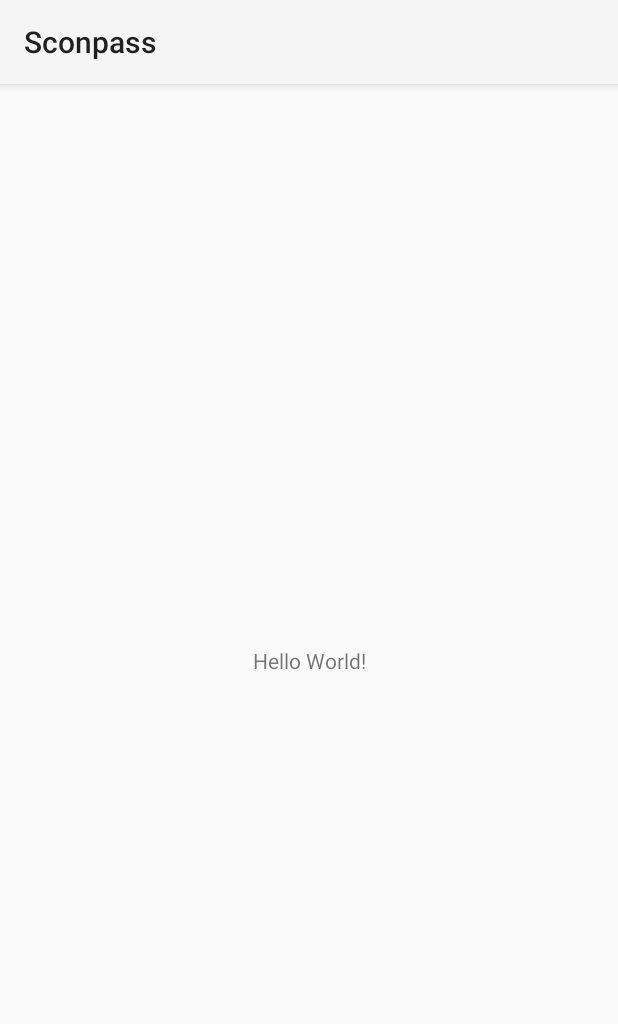
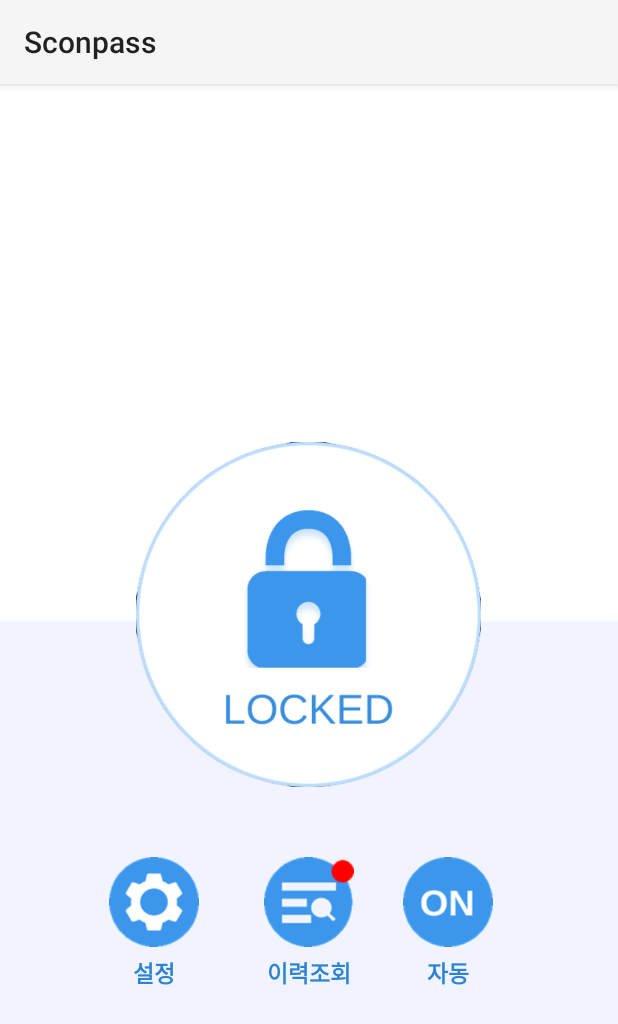
Before and after one commit to KJH1212/Scon_Pass, an Android app: the screen it shows after launch (MainActivity), on a phone screen of 412 x 824 dp. Shown: the top 1024 px of the screen. Run offline under Robolectric (Android 15) with nearby library versions, the phone set to English and light mode, and no system bars; Roboto replaces fonts that are not available here.

Commit message:
씨팔왜안되냐고 4/1

```diff
--- a/app/src/main/res/layout/activity_main.xml
+++ b/app/src/main/res/layout/activity_main.xml
@@ -4,15 +4,105 @@
     xmlns:tools="http://schemas.android.com/tools"
     android:layout_width="match_parent"
     android:layout_height="match_parent"
+    android:background="@drawable/back"
     tools:context=".MainActivity">
 
+    <ImageButton
+        android:id="@+id/imageButton3"
+        android:layout_width="230dp"
+        android:layout_height="230dp"
+        android:background="@drawable/lock"
+        android:scaleType="fitCenter"
+        app:layout_constraintBottom_toBottomOf="parent"
+        app:layout_constraintEnd_toEndOf="parent"
+        app:layout_constraintHorizontal_bias="0.497"
+        app:layout_constraintStart_toStartOf="parent"
+        app:layout_constraintTop_toTopOf="parent"
+        app:layout_constraintVertical_bias="0.443" />
+
+    <ImageButton
+        android:id="@+id/imageButton5"
+        android:layout_width="60dp"
+        android:layout_height="60dp"
+        android:background="@drawable/setting"
+        android:scaleType="fitCenter"
+        app:layout_constraintBottom_toBottomOf="parent"
+        app:layout_constraintEnd_toEndOf="parent"
+        app:layout_constraintHorizontal_bias="0.207"
+        app:layout_constraintStart_toStartOf="parent"
+        app:layout_constraintTop_toTopOf="parent"
+        app:layout_constraintVertical_bias="0.728" />
+
+    <ImageButton
+        android:id="@+id/imageButton7"
+        android:layout_width="60dp"
+        android:layout_height="60dp"
+        android:background="@drawable/on_off"
+        android:scaleType="fitCenter"
+        app:layout_constraintBottom_toBottomOf="parent"
+        app:layout_constraintEnd_toEndOf="parent"
+        app:layout_constraintHorizontal_bias="0.764"
+        app:layout_constraintStart_toStartOf="parent"
+        app:layout_constraintTop_toTopOf="parent"
+        app:layout_constraintVertical_bias="0.728" />
+
+    <ImageButton
+        android:id="@+id/imageButton6"
+        android:layout_width="60dp"
+        android:layout_height="60dp"
+        android:background="@drawable/visit_list"
+        android:scaleType="fitCenter"
+        app:layout_constraintBottom_toBottomOf="parent"
+        app:layout_constraintEnd_toEndOf="parent"
+        app:layout_constraintStart_toStartOf="parent"
+        app:layout_constraintTop_toTopOf="parent"
+        app:layout_constraintVertical_bias="0.728" />
+
     <TextView
-        android:layout_width="wrap_content"
-        android:layout_height="wrap_content"
-        android:text="Hello World!"
+        android:id="@+id/textView"
+        android:layout_width="60dp"
+        android:layout_height="20dp"
+        android:text="설정"
+        android:textAlignment="center"
+        android:textColor="#2C83D3"
+        android:textSize="15dp"
+        android:textStyle="bold"
         app:layout_constraintBottom_toBottomOf="parent"
-        app:layout_constraintLeft_toLeftOf="parent"
-        app:layout_constraintRight_toRightOf="parent"
-        app:layout_constraintTop_toTopOf="parent" />
+        app:layout_constraintEnd_toEndOf="parent"
+        app:layout_constraintHorizontal_bias="0.207"
+        app:layout_constraintStart_toStartOf="parent"
+        app:layout_constraintTop_toBottomOf="@+id/imageButton5"
+        app:layout_constraintVertical_bias="0.03" />
+
+    <TextView
+        android:id="@+id/textView2"
+        android:layout_width="60dp"
+        android:layout_height="20dp"
+        android:text="이력조회"
+        android:textAlignment="center"
+        android:textColor="#2C83D3"
+        android:textSize="15dp"
+        android:textStyle="bold"
+        app:layout_constraintBottom_toBottomOf="parent"
+        app:layout_constraintEnd_toEndOf="parent"
+        app:layout_constraintStart_toStartOf="parent"
+        app:layout_constraintTop_toBottomOf="@+id/imageButton6"
+        app:layout_constraintVertical_bias="0.03" />
+
+    <TextView
+        android:id="@+id/textView3"
+        android:layout_width="60dp"
+        android:layout_height="20dp"
+        android:text="자동"
+        android:textAlignment="center"
+        android:textColor="#2C83D3"
+        android:textSize="15dp"
+        android:textStyle="bold"
+        app:layout_constraintBottom_toBottomOf="parent"
+        app:layout_constraintEnd_toEndOf="parent"
+        app:layout_constraintHorizontal_bias="0.764"
+        app:layout_constraintStart_toStartOf="parent"
+        app:layout_constraintTop_toBottomOf="@+id/imageButton7"
+        app:layout_constraintVertical_bias="0.03" />
 
 </androidx.constraintlayout.widget.ConstraintLayout>
```
Also changed, not shown: app/src/main/res/drawable/back.png (added), app/src/main/res/drawable/lock.png (added), app/src/main/res/drawable/on_off.png (added), app/src/main/res/drawable/setting.png (added), app/src/main/res/drawable/visit_list.png (added).
